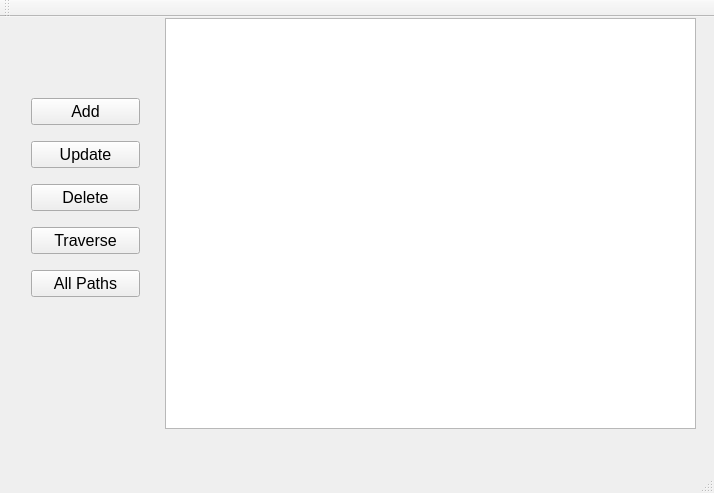
This is Guide__Me/QtWidgetsClass.ui in NouranHaitham/DS_Guide_Me as Qt 5 draws it before an edit. The edited form follows.
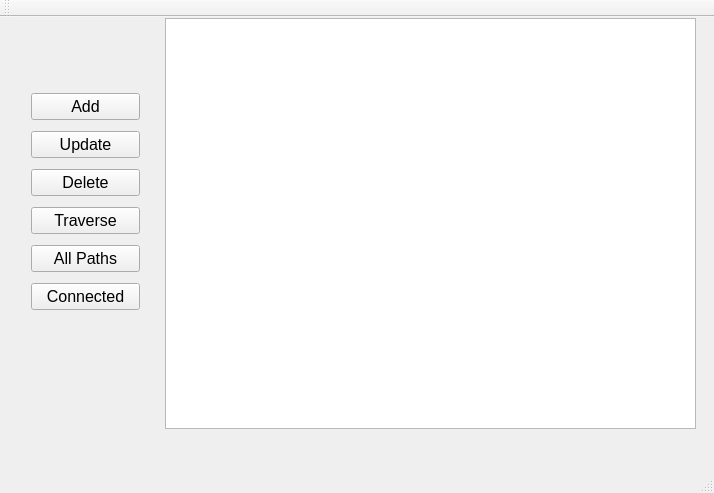
This is the edited form. The open tabs and pages were chosen to show the change. Icons and pictures are not drawn.

What changed in the file:
```diff
--- a/Guide__Me/QtWidgetsClass.ui
+++ b/Guide__Me/QtWidgetsClass.ui
@@ -118,7 +118,7 @@
           <x>20</x>
           <y>60</y>
           <width>131</width>
-          <height>241</height>
+          <height>253</height>
          </rect>
         </property>
         <layout class="QVBoxLayout" name="verticalLayout">
@@ -182,6 +182,18 @@
            </property>
           </widget>
          </item>
+         <item>
+          <widget class="QPushButton" name="pushButton_18">
+           <property name="font">
+            <font>
+             <pointsize>12</pointsize>
+            </font>
+           </property>
+           <property name="text">
+            <string>Connected</string>
+           </property>
+          </widget>
+         </item>
         </layout>
        </widget>
       </widget>
```
Left out of the diff: 36 changed lines with no effect on the pictures.
